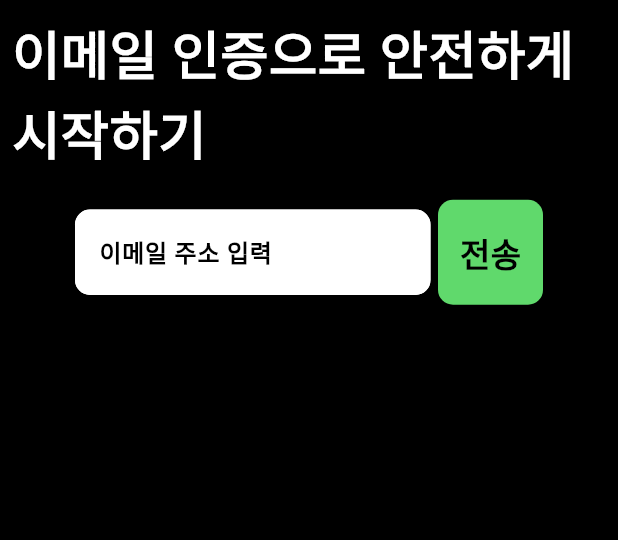
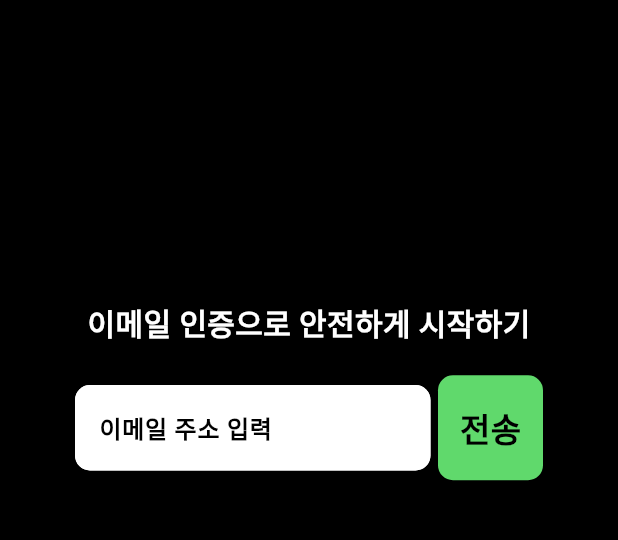
Before and after one commit to Astrum93/Mimic_mobile, a Flutter app: the JoinScreen screen opened directly, on a phone screen of 412 x 824 dp, the part 59-599 px from its top. Run offline on Flutter 3.47's test engine with Material 3 defaults, Android fonts, the phone set to English and light mode, and no system bars.

Commit message:
240130 화면 방향에 따라 다르게 빌드

```diff
--- a/lib/main/home/join/join_screen.dart
+++ b/lib/main/home/join/join_screen.dart
@@ -14,7 +14,8 @@ class _JoinScreenState extends State<JoinScreen> {
   Widget build(BuildContext context) {
     return Scaffold(
       backgroundColor: Colors.black,
-      body: SafeArea(
+      body: OrientationBuilder(builder: (context, orientation) {
+        return SafeArea(
           child: Padding(
             padding: const EdgeInsets.all(8.0),
             child: Column(
@@ -23,8 +24,8 @@ class _JoinScreenState extends State<JoinScreen> {
                   alignment: Alignment.topLeft,
                   child: GestureDetector(
                     onTap: () {
-                    Navigator.of(context).push(
-                        MaterialPageRoute(builder: (context) => HomeScreen()));
+                      Navigator.of(context).push(MaterialPageRoute(
+                          builder: (context) => HomeScreen()));
                     },
                     child: Image.asset(
                       'assets/image/mimic.png',
@@ -32,17 +33,18 @@ class _JoinScreenState extends State<JoinScreen> {
                     ),
                   ),
                 ),
-              const SizedBox(height: 10),
-              const Text(
+                SizedBox(
+                    height: orientation == Orientation.portrait ? 200 : 10),
+                Text(
                   '이메일 인증으로 안전하게 시작하기',
                   style: TextStyle(
                     color: Colors.white,
-                  fontSize: 35,
+                    fontSize: orientation == Orientation.portrait ? 20 : 35,
                     fontWeight: FontWeight.bold,
                   ),
                 ),
                 const SizedBox(height: 20),
-              Container(
+                SizedBox(
                   width: MediaQuery.of(context).size.width - 100,
                   child: Row(
                     children: [
@@ -105,7 +107,8 @@ class _JoinScreenState extends State<JoinScreen> {
               ],
             ),
           ),
-      ),
+        );
+      }),
     );
   }
 }
```
Lines whose indentation alone changed are shown as unchanged.
